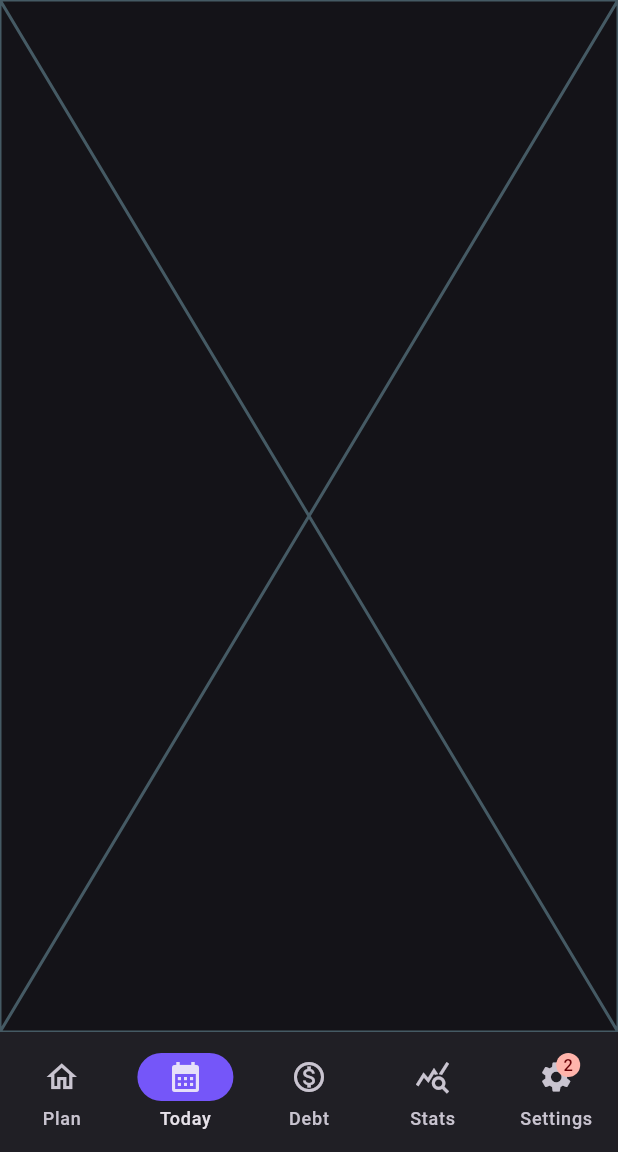
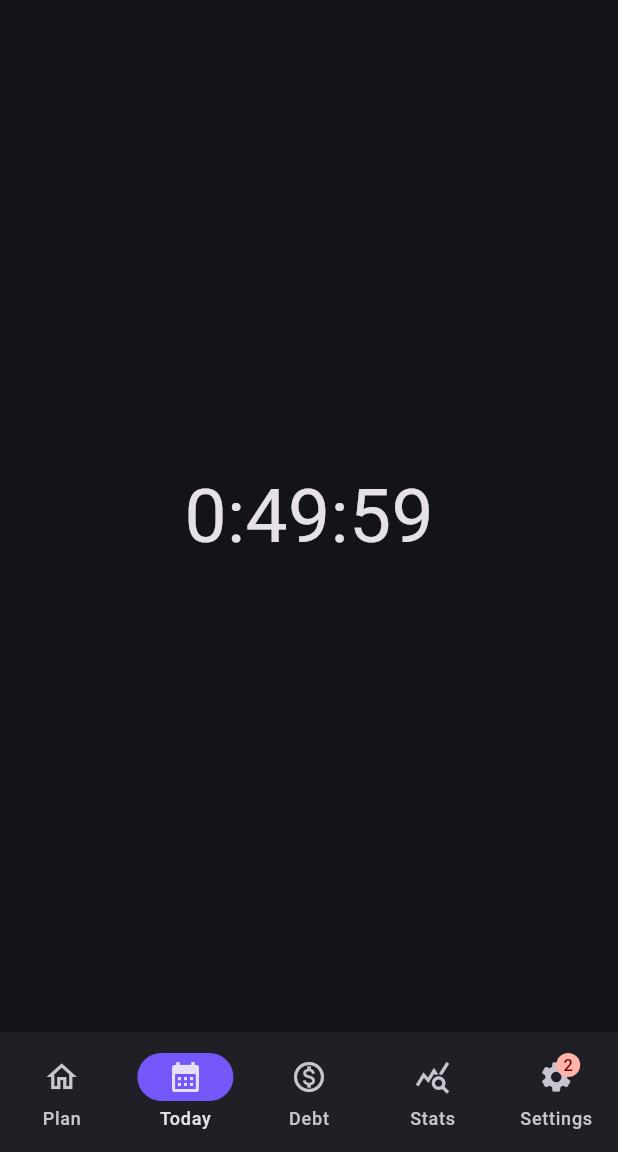
Before and after one commit to DinosDevv/productivity, a Flutter app: the screen it shows after launch, item 2 of the bottom bar chosen, on a phone screen of 412 x 824 dp, the part 84-1236 px from its top. Run offline on Flutter 3.47's test engine with Material 3 defaults, Android fonts, the phone set to English and light mode, and no system bars; our stand-ins replace hive_flutter; missing offline and left inert: timer_widget; accounts and stored records are empty.

Commit message:
Added simple timer functionality

```diff
--- a/lib/screens/today_screen.dart
+++ b/lib/screens/today_screen.dart
@@ -1,10 +1,17 @@
 import 'package:flutter/material.dart';
+import 'package:productivity/widgets/plan_timer.dart';
+import 'package:timer_widget/timer_widget.dart';
 
 class TodayScreen extends StatelessWidget {
   const TodayScreen({super.key});
 
   @override
   Widget build(BuildContext context) {
-    return const Placeholder();
+    TimerWidgetController.start('countdown');
+    return Scaffold(
+      body: Center(
+        child: PlanTimer(minutes: 50),
+      ),
+    );
   }
 }
--- a/lib/widgets/plan_timer.dart
+++ b/lib/widgets/plan_timer.dart
@@ -0,0 +1,56 @@
+import 'dart:async';
+
+import 'package:flutter/material.dart';
+
+
+class PlanTimer extends StatefulWidget {
+  final int minutes;
+
+  const PlanTimer({
+    super.key,
+    required this.minutes,
+  });
+
+
+  @override
+  State<PlanTimer> createState() => _PlanTimerState();
+}
+
+class _PlanTimerState extends State<PlanTimer> {
+  late int seconds = widget.minutes*60;
+  Timer? timer;
+
+  @override
+  void initState() {
+    super.initState();
+
+    timer = Timer.periodic(
+      const Duration(seconds: 1),
+      (_) {
+        setState(() {
+          seconds--;
+        });
+      },
+    );
+  }
+
+  @override
+  void dispose() {
+    timer?.cancel();
+    super.dispose();
+  }
+
+
+
+
+  @override
+  Widget build(BuildContext context) {
+    return Text(
+      '${seconds ~/ 3600}:${seconds ~/ 60}:${seconds%60}',
+      style: TextStyle(
+        fontSize: 50,
+      ),
+
+    );
+  }
+}
--- a/pubspec.yaml
+++ b/pubspec.yaml
@@ -30,6 +30,7 @@ environment:
 dependencies:
   hive: ^2.2.3
   hive_flutter: ^1.1.0
+  timer_widget: ^1.0.0
   flutter:
     sdk: flutter
 
```
Also changed, not shown: pubspec.lock.
